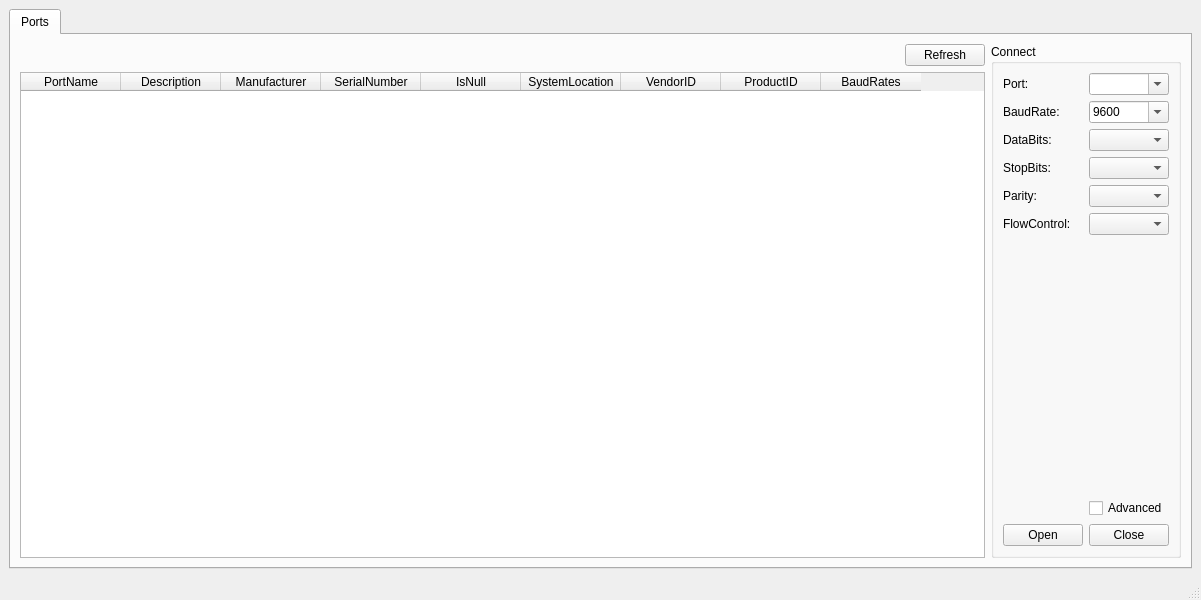
Before: the Qt Designer form src/ui/mainwindow.ui in wh201906/SerialTest, drawn with Qt 5.
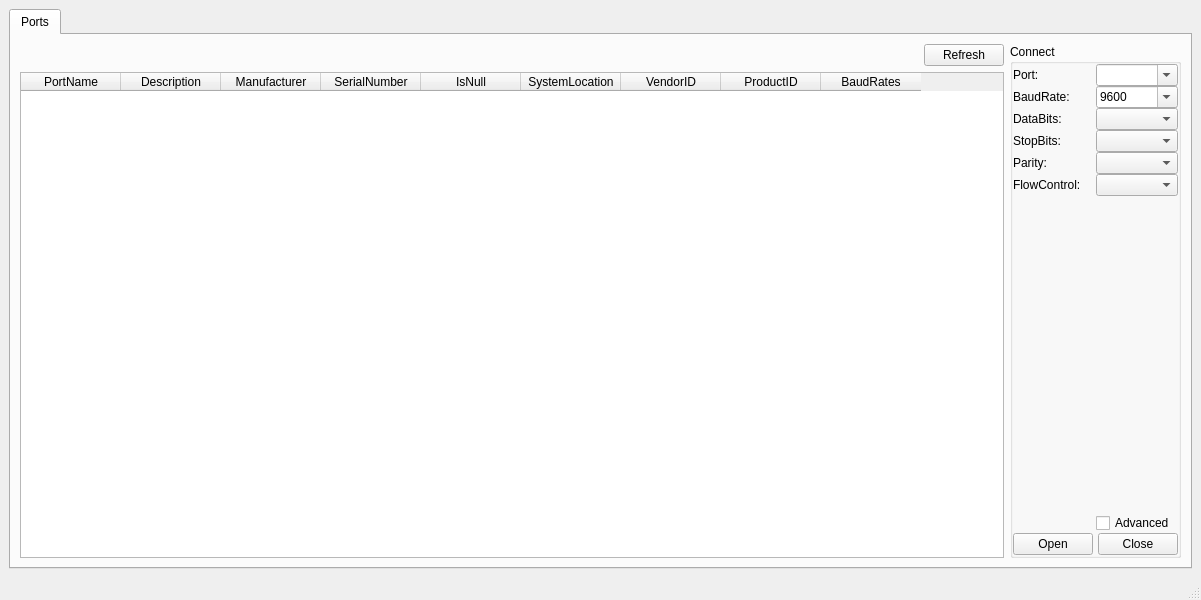
After: the same form once the commit is applied.

Commit message:
Better UI on Android
symmetric open/close button on port tab
better checkbox style

Patch:
```diff
--- a/src/ui/mainwindow.ui
+++ b/src/ui/mainwindow.ui
@@ -14,7 +14,7 @@
    <string>SerialTest</string>
   </property>
   <widget class="QWidget" name="centralwidget">
-   <layout class="QVBoxLayout" name="verticalLayout">
+   <layout class="QVBoxLayout" name="verticalLayout_3">
     <item>
      <widget class="QTabWidget" name="funcTab">
       <property name="currentIndex">
@@ -116,31 +116,24 @@
           <property name="title">
            <string>Connect</string>
           </property>
-          <layout class="QGridLayout" name="gridLayout">
-           <item row="8" column="0">
-            <widget class="QPushButton" name="openButton">
-             <property name="text">
-              <string>Open</string>
-             </property>
-             <property name="checked">
-              <bool>false</bool>
-             </property>
-            </widget>
-           </item>
-           <item row="0" column="0">
-            <widget class="QLabel" name="portLabel">
-             <property name="text">
-              <string>Port:</string>
-             </property>
-            </widget>
-           </item>
-           <item row="2" column="0">
-            <widget class="QLabel" name="dataBitsLabel">
-             <property name="text">
-              <string>DataBits:</string>
-             </property>
-            </widget>
-           </item>
+          <layout class="QVBoxLayout" name="verticalLayout">
+           <property name="spacing">
+            <number>0</number>
+           </property>
+           <property name="leftMargin">
+            <number>0</number>
+           </property>
+           <property name="topMargin">
+            <number>0</number>
+           </property>
+           <property name="rightMargin">
+            <number>0</number>
+           </property>
+           <property name="bottomMargin">
+            <number>0</number>
+           </property>
+           <item>
+            <layout class="QGridLayout" name="gridLayout_2">
            <item row="3" column="0">
             <widget class="QLabel" name="stopBitsLabel">
              <property name="text">
@@ -148,20 +141,44 @@
              </property>
             </widget>
            </item>
-           <item row="1" column="0">
-            <widget class="QLabel" name="baudRateLabel">
+             <item row="5" column="0">
+              <widget class="QLabel" name="flowControlLabel">
              <property name="text">
-              <string>BaudRate:</string>
+                <string>FlowControl:</string>
              </property>
             </widget>
            </item>
-           <item row="5" column="1">
-            <widget class="QComboBox" name="flowControlBox"/>
-           </item>
-           <item row="4" column="0">
-            <widget class="QLabel" name="parityLabel">
+             <item row="4" column="1">
+              <widget class="QComboBox" name="parityBox"/>
+             </item>
+             <item row="2" column="1">
+              <widget class="QComboBox" name="dataBitsBox">
+               <property name="editable">
+                <bool>false</bool>
+               </property>
+               <property name="currentIndex">
+                <number>-1</number>
+               </property>
+              </widget>
+             </item>
+             <item row="3" column="1">
+              <widget class="QComboBox" name="stopBitsBox">
+               <property name="editable">
+                <bool>false</bool>
+               </property>
+              </widget>
+             </item>
+             <item row="0" column="1">
+              <widget class="QComboBox" name="portBox">
+               <property name="editable">
+                <bool>true</bool>
+               </property>
+              </widget>
+             </item>
+             <item row="2" column="0">
+              <widget class="QLabel" name="dataBitsLabel">
              <property name="text">
-              <string>Parity:</string>
+                <string>DataBits:</string>
              </property>
             </widget>
            </item>
@@ -178,23 +195,6 @@
              </property>
             </spacer>
            </item>
-           <item row="4" column="1">
-            <widget class="QComboBox" name="parityBox"/>
-           </item>
-           <item row="0" column="1">
-            <widget class="QComboBox" name="portBox">
-             <property name="editable">
-              <bool>true</bool>
-             </property>
-            </widget>
-           </item>
-           <item row="5" column="0">
-            <widget class="QLabel" name="flowControlLabel">
-             <property name="text">
-              <string>FlowControl:</string>
-             </property>
-            </widget>
-           </item>
            <item row="1" column="1">
             <widget class="QComboBox" name="baudRateBox">
              <property name="editable">
@@ -285,20 +285,27 @@
              </item>
             </widget>
            </item>
-           <item row="2" column="1">
-            <widget class="QComboBox" name="dataBitsBox">
-             <property name="editable">
-              <bool>false</bool>
-             </property>
-             <property name="currentIndex">
-              <number>-1</number>
+             <item row="0" column="0">
+              <widget class="QLabel" name="portLabel">
+               <property name="text">
+                <string>Port:</string>
+               </property>
+              </widget>
+             </item>
+             <item row="5" column="1">
+              <widget class="QComboBox" name="flowControlBox"/>
+             </item>
+             <item row="4" column="0">
+              <widget class="QLabel" name="parityLabel">
+               <property name="text">
+                <string>Parity:</string>
              </property>
             </widget>
            </item>
-           <item row="3" column="1">
-            <widget class="QComboBox" name="stopBitsBox">
-             <property name="editable">
-              <bool>false</bool>
+             <item row="1" column="0">
+              <widget class="QLabel" name="baudRateLabel">
+               <property name="text">
+                <string>BaudRate:</string>
              </property>
             </widget>
            </item>
@@ -309,12 +316,31 @@
              </property>
             </widget>
            </item>
-           <item row="8" column="1">
+            </layout>
+           </item>
+           <item>
+            <layout class="QHBoxLayout" name="horizontalLayout_3">
+             <property name="spacing">
+              <number>5</number>
+             </property>
+             <item>
+              <widget class="QPushButton" name="openButton">
+               <property name="text">
+                <string>Open</string>
+               </property>
+               <property name="checked">
+                <bool>false</bool>
+               </property>
+              </widget>
+             </item>
+             <item>
             <widget class="QPushButton" name="closeButton">
              <property name="text">
               <string>Close</string>
              </property>
             </widget>
+             </item>
+            </layout>
            </item>
           </layout>
          </widget>
```
Lines whose indentation alone changed are shown as unchanged. The commit also changes 5 other files.
